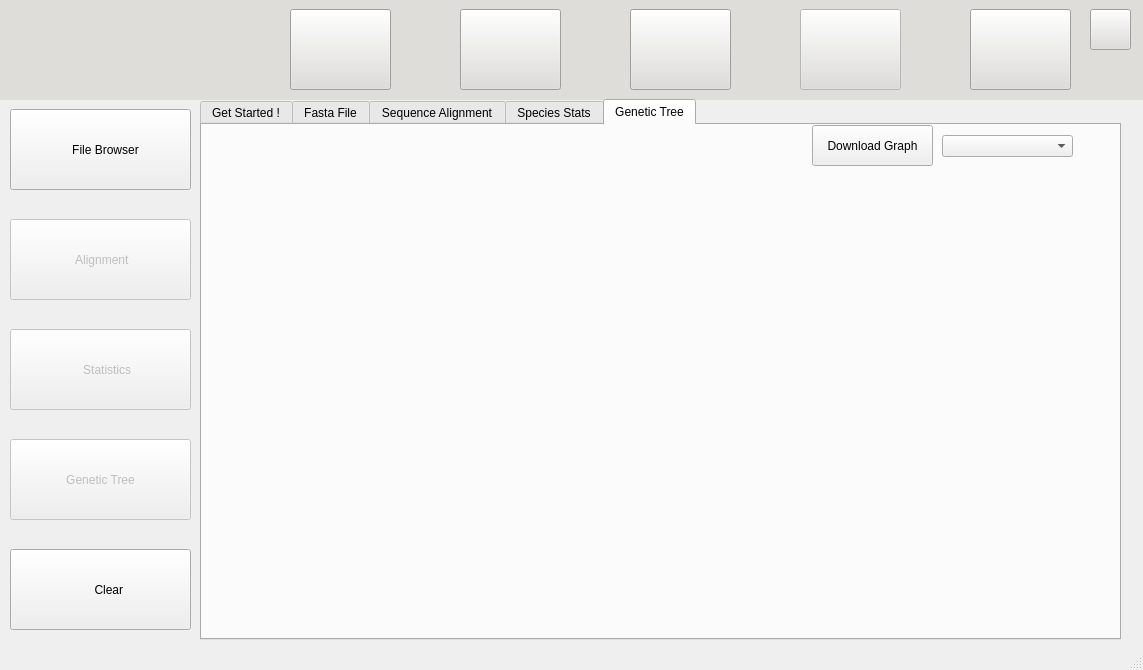
Old version of the form scripts/Qt/main.ui in the repository tahiri-lab/iPhyloGeo_plus_plus.
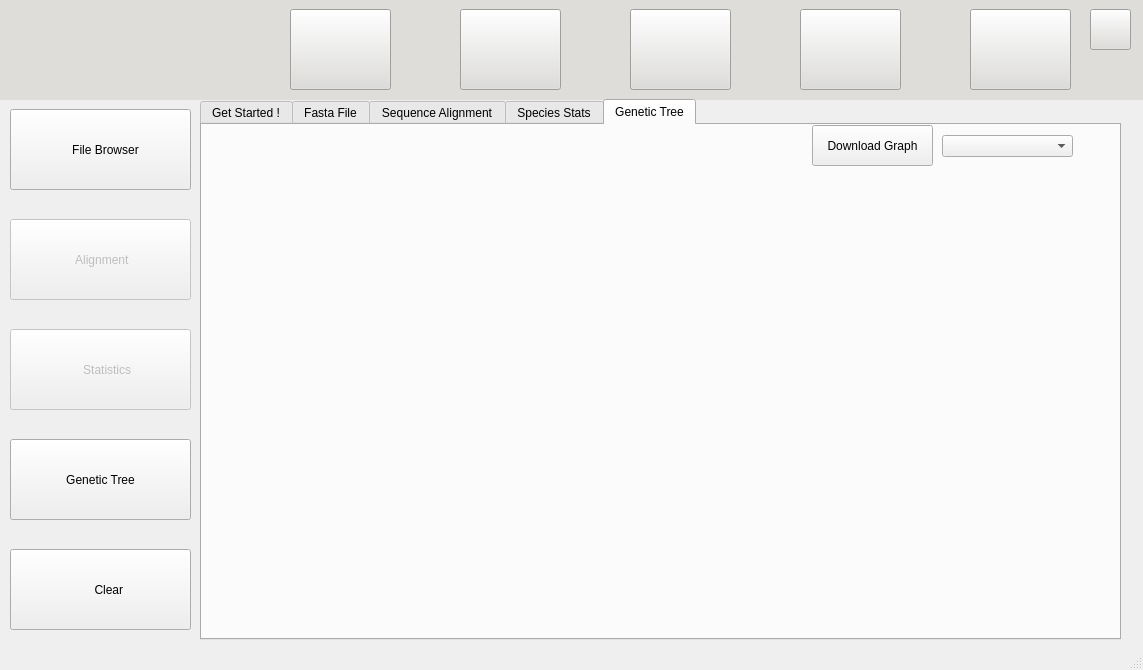
New version of the form. The open tabs and pages were chosen to show the change. Icons and pictures are not drawn.

Commit message: fix violin stats

Diff of the .ui file:
```diff
--- a/scripts/Qt/main.ui
+++ b/scripts/Qt/main.ui
@@ -736,7 +736,7 @@
     </widget>
     <widget class="QPushButton" name="resultsButton">
      <property name="enabled">
-      <bool>false</bool>
+      <bool>true</bool>
      </property>
      <property name="geometry">
       <rect>
@@ -997,7 +997,7 @@
       </widget>
       <widget class="QPushButton" name="geneticTreeButtonPage1">
        <property name="enabled">
-        <bool>false</bool>
+        <bool>true</bool>
        </property>
        <property name="geometry">
         <rect>
```
Left out of the diff: 2 changed lines with no effect on the pictures. The commit also changes 2 other files.
